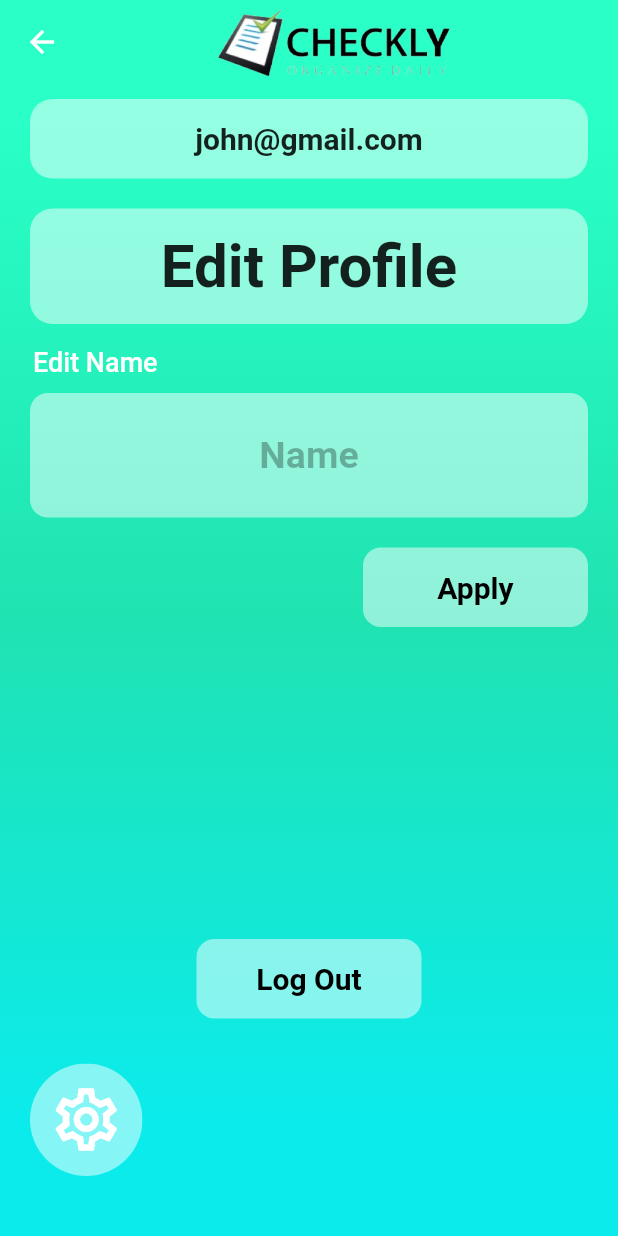
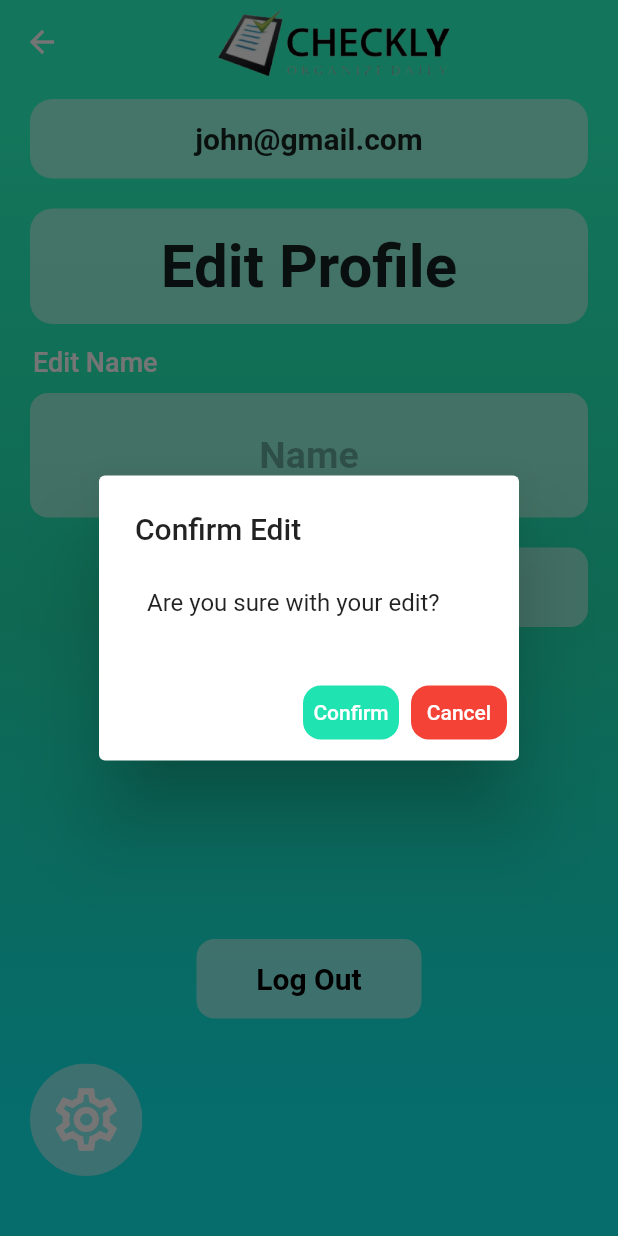
Before and after one commit to michelleaugustinee/checkly_organizedaily, a Flutter app: the Settings screen opened by its route, after a tap on "Apply", on a phone screen of 412 x 824 dp. Run offline on Flutter 3.47's test engine with Material 2 defaults, Android fonts, the phone set to English and light mode, and no system bars.

Commit message:
edit dikit

```diff
--- a/lib/pages/settings.dart
+++ b/lib/pages/settings.dart
@@ -1,4 +1,5 @@
 import 'package:checkly/components/circular_icon_button.dart';
+import 'package:checkly/components/dialogs.dart';
 import 'package:checkly/components/google_button.dart';
 import 'package:checkly/components/gradient_background.dart';
 import 'package:checkly/components/opaque_center_button.dart';
@@ -60,7 +61,16 @@ class _SettingsState extends State<Settings> {
                     child: Row(
                       mainAxisAlignment: MainAxisAlignment.end,
                       children: [
-                        OpaqueCenterButton(text: "Apply", onPress: (){})
+                        OpaqueCenterButton(text: "Apply", onPress: (){
+                          showConfirmationdDialog(
+                          context: context,
+                          title: "Confirm Edit",
+                          label: "Are you sure with your edit?",
+                          onPress: (){
+                            Navigator.pushNamedAndRemoveUntil(context, '/home',  ((route) => false));
+                          }
+                      );
+                        })
                       ],
                     ),
                   ),
```
Also changed, not shown: 2 other files.
